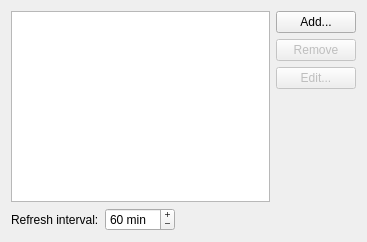
qt-creator/qt-creator, file src/plugins/coreplugin/locator/locatorsettingspage.ui: the form before one commit.
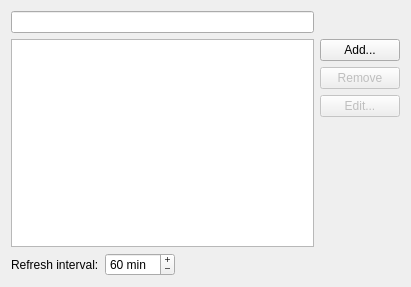
The form after the commit. Custom widgets are drawn as their Qt base class.

The edit to the form file:
```diff
--- a/src/plugins/coreplugin/locator/locatorsettingspage.ui
+++ b/src/plugins/coreplugin/locator/locatorsettingspage.ui
@@ -6,8 +6,8 @@
    <rect>
     <x>0</x>
     <y>0</y>
-    <width>367</width>
-    <height>242</height>
+    <width>411</width>
+    <height>287</height>
    </rect>
   </property>
   <property name="windowTitle">
@@ -15,13 +15,12 @@
   </property>
   <layout class="QGridLayout" name="gridLayout">
    <item row="0" column="0">
-    <widget class="QListWidget" name="filterList">
-     <property name="font">
-      <font/>
-     </property>
-    </widget>
+    <widget class="Utils::FancyLineEdit" name="filterEdit"/>
    </item>
-   <item row="0" column="1">
+   <item row="1" column="0">
+    <widget class="Utils::TreeView" name="filterList"/>
+   </item>
+   <item row="1" column="1">
     <layout class="QVBoxLayout">
      <item>
       <widget class="QPushButton" name="addButton">
@@ -65,7 +64,7 @@
      </item>
     </layout>
    </item>
-   <item row="1" column="0" colspan="2">
+   <item row="2" column="0" colspan="2">
     <layout class="QHBoxLayout">
      <item>
       <widget class="QLabel" name="refreshIntervalLabel">
@@ -116,6 +115,18 @@
    </item>
   </layout>
  </widget>
+ <customwidgets>
+  <customwidget>
+   <class>Utils::TreeView</class>
+   <extends>QTreeView</extends>
+   <header location="global">utils/itemviews.h</header>
+  </customwidget>
+  <customwidget>
+   <class>Utils::FancyLineEdit</class>
+   <extends>QLineEdit</extends>
+   <header location="global">utils/fancylineedit.h</header>
+  </customwidget>
+ </customwidgets>
  <resources/>
  <connections/>
 </ui>
```
